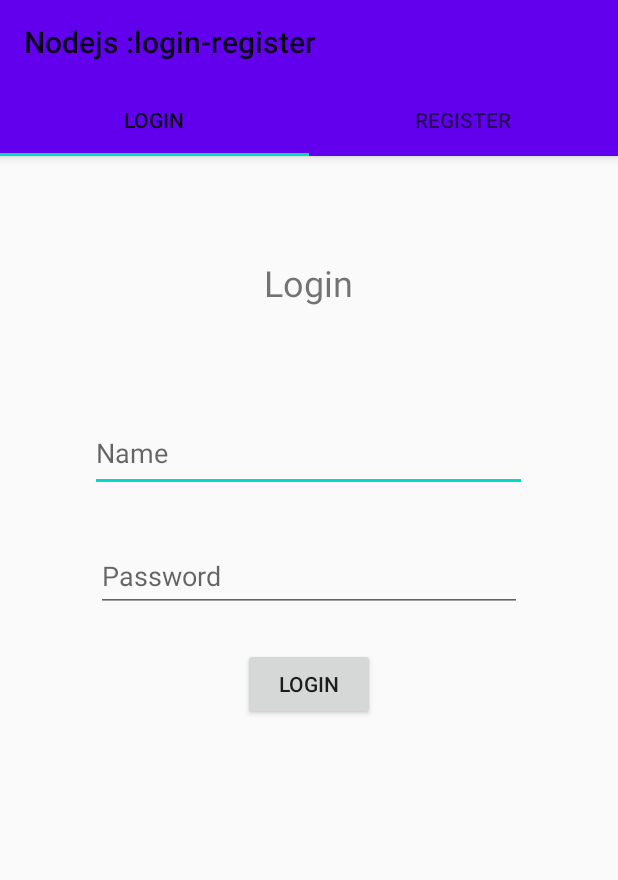
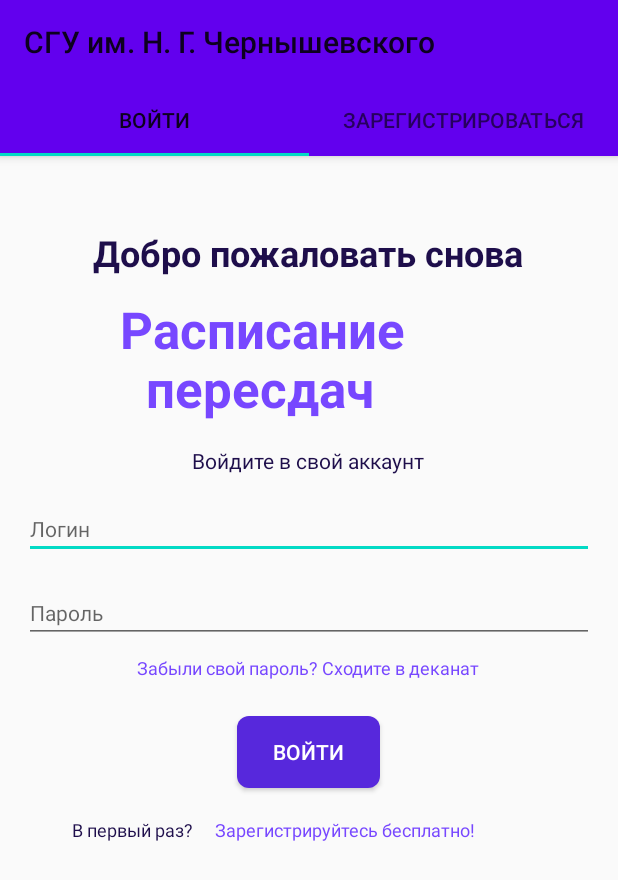
Before and after one commit to orehusLina/2-Year-Coursework-Unhappy-Students-Schedule-App, an Android app: the screen it shows after launch (MainActivity), on a phone screen of 412 x 824 dp. Shown: the top 880 px of the screen. Run offline under Robolectric (Android 15) with nearby library versions, the phone set to English and light mode, and no system bars.

Commit message:
Changed login screen design

```diff
--- a/app/build.gradle
+++ b/app/build.gradle
@@ -40,6 +40,7 @@ dependencies {
     implementation 'com.squareup.okhttp3:logging-interceptor:4.5.0'
     implementation 'com.opencsv:opencsv:5.5.2'
     implementation 'com.squareup.retrofit2:converter-gson:2.9.0'
+
     testImplementation 'junit:junit:4.12'
     androidTestImplementation 'androidx.test.ext:junit:1.1.1'
     androidTestImplementation 'androidx.test.espresso:espresso-core:3.2.0'
--- a/app/src/main/java/com/example/firstapp/MainActivity.java
+++ b/app/src/main/java/com/example/firstapp/MainActivity.java
@@ -57,8 +57,8 @@ public class MainActivity extends AppCompatActivity {
         viewPager = findViewById(R.id.vpager);
         tab.setupWithViewPager(viewPager);
         ViewPagr viewPagr =  new ViewPagr(getSupportFragmentManager(),0);
-        viewPagr.addFragment(l,"Login");
-        viewPagr.addFragment(r,"Register");
+        viewPagr.addFragment(l,"Войти");
+        viewPagr.addFragment(r,"Зарегистрироваться");
 
         viewPager.setAdapter(viewPagr);
 
--- a/app/src/main/java/com/example/firstapp/fragments/login.java
+++ b/app/src/main/java/com/example/firstapp/fragments/login.java
@@ -7,6 +7,7 @@ import android.view.View;
 import android.view.ViewGroup;
 import android.widget.Button;
 import android.widget.EditText;
+import android.widget.TextView;
 import android.widget.Toast;
 
 import androidx.fragment.app.Fragment;
@@ -28,8 +29,9 @@ import retrofit2.Retrofit;
 import retrofit2.converter.gson.GsonConverterFactory;
 
 public class login extends Fragment {
-    private EditText uname, password;
-    private Button log;
+    private EditText email, password;
+    private Button submitButton;
+    private TextView signUpLink;
 
     public login() {
     }
@@ -38,21 +40,34 @@ public class login extends Fragment {
     public View onCreateView(LayoutInflater inflater, ViewGroup container, Bundle savedInstanceState) {
         View view = inflater.inflate(R.layout.fragment_login, container, false);
 
-        uname = view.findViewById(R.id.uname_login);
-        password = view.findViewById(R.id.pass_login);
-        log = view.findViewById(R.id.login_btn);
+        email = view.findViewById(R.id.email);
+        password = view.findViewById(R.id.password);
+        submitButton = view.findViewById(R.id.submit_button);
+        signUpLink = view.findViewById(R.id.sign_up_link);
 
-        log.setOnClickListener(new View.OnClickListener() {
+        submitButton.setOnClickListener(new View.OnClickListener() {
             @Override
             public void onClick(View v) {
-                final User user = new User();
-                user.setUsername(uname.getText().toString());
-                user.setPassword(password.getText().toString());
-                SendPostReq(user);
+                loginUser();
+            }
+        });
+
+        signUpLink.setOnClickListener(new View.OnClickListener() {
+            @Override
+            public void onClick(View v) {
+                // Handle sign up link click
+                Toast.makeText(getContext(), "Sign up link clicked", Toast.LENGTH_SHORT).show();
             }
         });
 
         return view;
+    }
+
+    private void loginUser() {
+        final User user = new User();
+        user.setUsername(email.getText().toString());
+        user.setPassword(password.getText().toString());
+        SendPostReq(user);
     }
 
     private void SendPostReq(final User user) {
--- /dev/null
+++ b/app/src/main/res/drawable/rounded_button_background.xml
@@ -0,0 +1,6 @@
+<!-- rounded_button_background.xml -->
+<shape xmlns:android="http://schemas.android.com/apk/res/android"
+    android:shape="rectangle">
+    <corners android:radius="8dp" /> <!-- Здесь задается радиус скругления углов -->
+    <solid android:color="#5728DC" /> <!-- Цвет фона кнопки -->
+</shape>
--- a/app/src/main/res/layout/activity_main.xml
+++ b/app/src/main/res/layout/activity_main.xml
@@ -20,7 +20,7 @@
             android:id="@+id/tool"
             android:layout_width="match_parent"
             android:layout_height="wrap_content"
-            app:title="Nodejs :login-register">
+            app:title="СГУ им. Н. Г. Чернышевского">
         </androidx.appcompat.widget.Toolbar>
 
         <com.google.android.material.tabs.TabLayout
--- a/app/src/main/res/layout/fragment_login.xml
+++ b/app/src/main/res/layout/fragment_login.xml
@@ -1,53 +1,124 @@
 <?xml version="1.0" encoding="utf-8"?>
 <RelativeLayout xmlns:android="http://schemas.android.com/apk/res/android"
-    xmlns:app="http://schemas.android.com/apk/res-auto"
-    xmlns:tools="http://schemas.android.com/tools"
     android:id="@+id/login"
     android:layout_width="match_parent"
     android:layout_height="match_parent"
-    tools:context=".fragments.login">
+    android:padding="16dp">
 
     <TextView
-        android:id="@+id/textView3"
+        android:id="@+id/welcome_title"
         android:layout_width="wrap_content"
         android:layout_height="wrap_content"
-        android:layout_marginTop="68dp"
-        android:text="Login"
+        android:layout_alignParentTop="true"
+        android:layout_centerHorizontal="true"
+        android:layout_marginTop="32dp"
+        android:text="Добро пожаловать снова"
+        android:textColor="#1e0e4b"
         android:textSize="24sp"
-        android:layout_centerHorizontal="true" />
+        android:textStyle="bold" />
+
+    <TextView
+        android:id="@+id/app_name"
+        android:layout_width="match_parent"
+        android:layout_height="wrap_content"
+        android:layout_below="@id/welcome_title"
+        android:layout_centerHorizontal="true"
+        android:layout_marginTop="12dp"
+        android:layout_marginHorizontal="64dp"
+
+        android:text="Расписание  \n  пересдач"
+        android:textColor="#7747ff"
+        android:textSize="34sp"
+        android:textStyle="bold" />
+
+    <TextView
+        android:id="@+id/log_in_text"
+        android:layout_width="wrap_content"
+        android:layout_height="wrap_content"
+        android:text="Войдите в свой аккаунт"
+        android:textSize="14sp"
+        android:textColor="#1e0e4b"
+        android:layout_below="@id/app_name"
+        android:layout_centerHorizontal="true"
+        android:layout_marginTop="16dp"/>
 
     <EditText
-        android:id="@+id/uname_login"
-        android:layout_width="291dp"
-        android:layout_height="52dp"
-        android:layout_marginTop="104dp"
-        android:layout_centerHorizontal="true"
-        android:ems="10"
-        android:layout_alignTop="@id/textView3"
-        android:hint="Name"
-        android:inputType="textPersonName"
-
-
-        app:layout_constraintTop_toBottomOf="@+id/textView3"
-        android:autofillHints="" />
+        android:id="@+id/email"
+        android:layout_width="match_parent"
+        android:layout_height="wrap_content"
+        android:layout_below="@id/log_in_text"
+        android:layout_marginTop="16dp"
+        android:hint="Логин"
+        android:inputType="textEmailAddress"
+        android:textSize="14sp"
+        android:textColor="#1e0e4b"
+        />
 
     <EditText
-        android:id="@+id/pass_login"
-        android:layout_width="284dp"
-        android:layout_height="48dp"
-        android:layout_alignTop="@id/uname_login"
-        android:layout_centerHorizontal="true"
-        android:layout_marginTop="84dp"
-        android:ems="10"
-        android:hint="Password"
-        android:inputType="textPassword" />
+        android:id="@+id/password"
+        android:layout_width="match_parent"
+        android:layout_height="wrap_content"
+        android:layout_below="@id/email"
+        android:layout_marginTop="16dp"
+        android:hint="Пароль"
+        android:inputType="textPassword"
+        android:textSize="14sp"
+        android:textColor="#1e0e4b"
+        />
+
+    <TextView
+        android:id="@+id/forgot_password"
+        android:layout_width="wrap_content"
+        android:layout_height="wrap_content"
+        android:text="Забыли свой пароль? Сходите в деканат"
+        android:textSize="12sp"
+        android:textColor="#7747ff"
+        android:layout_below="@id/password"
+        android:layout_marginTop="8dp"
+        android:layout_centerHorizontal="true"/>
 
     <Button
-        android:id="@+id/login_btn"
+        android:id="@+id/submit_button"
+        android:background="@drawable/rounded_button_background"
         android:layout_width="wrap_content"
         android:layout_height="wrap_content"
-        android:layout_alignTop="@id/pass_login"
+        android:layout_below="@id/forgot_password"
         android:layout_centerHorizontal="true"
-        android:layout_marginTop="72dp"
-        android:text="Login" />
+        android:layout_marginTop="24dp"
+
+        android:gravity="center"
+        android:paddingStart="24dp"
+        android:paddingTop="8dp"
+        android:paddingEnd="24dp"
+        android:paddingBottom="8dp"
+        android:text="Войти"
+        android:textColor="#ffffff"
+        android:textSize="14sp" />
+
+    <TextView
+        android:id="@+id/sign_up_prompt"
+        android:layout_width="wrap_content"
+        android:layout_height="wrap_content"
+        android:layout_below="@id/submit_button"
+        android:layout_alignParentStart="true"
+        android:layout_alignParentLeft="true"
+        android:layout_marginStart="32dp"
+        android:layout_marginLeft="32dp"
+        android:layout_marginTop="19dp"
+        android:text="В первый раз? "
+        android:textColor="#1e0e4b"
+        android:textSize="12sp" />
+
+    <TextView
+        android:id="@+id/sign_up_link"
+        android:layout_width="wrap_content"
+        android:layout_height="wrap_content"
+        android:layout_below="@id/submit_button"
+        android:layout_marginStart="12dp"
+        android:layout_marginTop="19dp"
+        android:layout_toEndOf="@id/sign_up_prompt"
+        android:text="Зарегистрируйтесь бесплатно!"
+        android:textColor="#7747ff"
+        android:textSize="12sp" />
+
 </RelativeLayout>
--- a/app/src/main/res/values/colors.xml
+++ b/app/src/main/res/values/colors.xml
@@ -7,4 +7,5 @@
     <color name="bottom_nav_icon_col">#8A8A8A</color> <!-- Цвет иконок для неактивных элементов -->
     <color name="bottom_nav_ripple_color">#FF4081</color> <!-- Цвет волны при нажатии -->
     <color name="bottom_nav_active_icon_color">#FF4081</color> <!-- Цвет активной иконки -->
+
 </resources>
```
